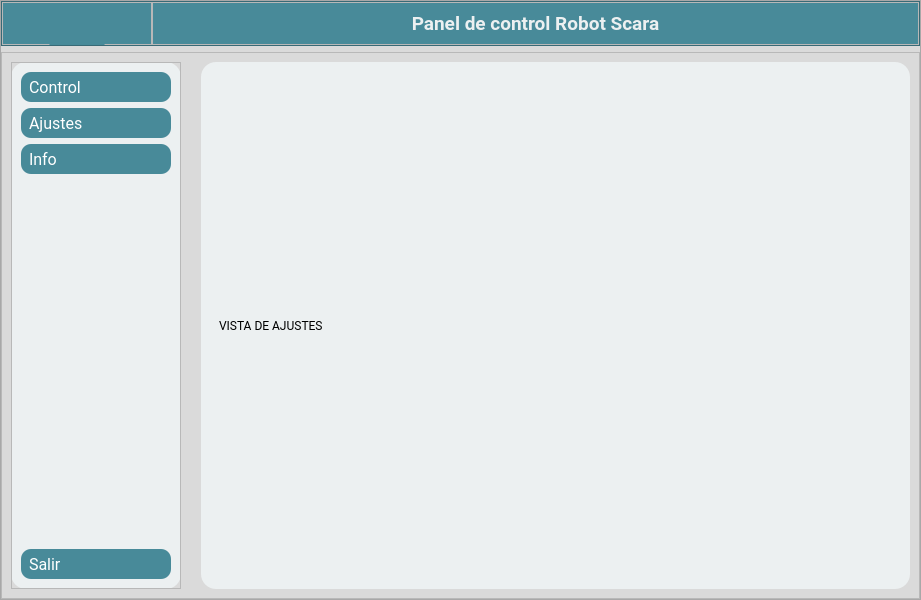
Above: mainwindow.ui from MrRocklion/SCARA_PROJECT before the change. Below: the same form after it.
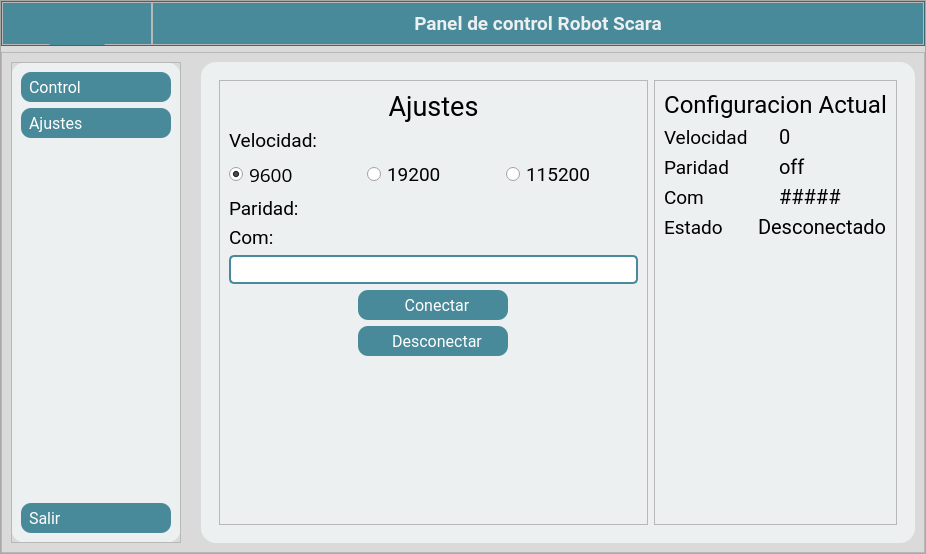
That is the form after the change. The open tabs and pages were chosen to show the change. Icons and pictures are not drawn.

Patch:
```diff
--- a/mainwindow.ui
+++ b/mainwindow.ui
@@ -6,8 +6,8 @@
    <rect>
     <x>0</x>
     <y>0</y>
-    <width>921</width>
-    <height>600</height>
+    <width>926</width>
+    <height>554</height>
    </rect>
   </property>
   <property name="windowTitle">
@@ -65,7 +65,17 @@
 	background-color: #138D75 ;
 }
 QTableWidget{
-	  border: 5px solid rgb(219, 174, 88);
+
+}
+QLineEdit{
+	border-radius: 5px;
+ 	border: 2px solid  rgb(72, 138, 153);
+}
+#conectar{
+	text-align: center;
+}
+#desconectar{
+	text-align: center;
 }
 
 
@@ -336,23 +346,6 @@
                   </property>
                  </widget>
                 </item>
-                <item>
-                 <widget class="QPushButton" name="op3">
-                  <property name="text">
-                   <string>Info</string>
-                  </property>
-                  <property name="icon">
-                   <iconset resource="assets.qrc">
-                    <normaloff>:/icons/icons/info.svg</normaloff>:/icons/icons/info.svg</iconset>
-                  </property>
-                  <property name="iconSize">
-                   <size>
-                    <width>25</width>
-                    <height>25</height>
-                   </size>
-                  </property>
-                 </widget>
-                </item>
                 <item>
                  <spacer name="verticalSpacer_2">
                   <property name="orientation">
@@ -706,10 +699,344 @@
                <widget class="QWidget" name="page2">
                 <layout class="QHBoxLayout" name="horizontalLayout_9">
                  <item>
-                  <widget class="QLabel" name="label_8">
-                   <property name="text">
-                    <string>VISTA DE AJUSTES</string>
+                  <widget class="QFrame" name="frame_7">
+                   <property name="frameShape">
+                    <enum>QFrame::StyledPanel</enum>
                    </property>
+                   <property name="frameShadow">
+                    <enum>QFrame::Raised</enum>
+                   </property>
+                   <layout class="QVBoxLayout" name="verticalLayout_3">
+                    <item>
+                     <layout class="QVBoxLayout" name="verticalLayout">
+                      <item>
+                       <widget class="QLabel" name="label_8">
+                        <property name="font">
+                         <font>
+                          <family>Roboto</family>
+                          <pointsize>20</pointsize>
+                         </font>
+                        </property>
+                        <property name="text">
+                         <string>Ajustes</string>
+                        </property>
+                        <property name="alignment">
+                         <set>Qt::AlignCenter</set>
+                        </property>
+                       </widget>
+                      </item>
+                      <item>
+                       <widget class="QLabel" name="label_12">
+                        <property name="font">
+                         <font>
+                          <family>Roboto</family>
+                          <pointsize>14</pointsize>
+                         </font>
+                        </property>
+                        <property name="text">
+                         <string>Velocidad:</string>
+                        </property>
+                       </widget>
+                      </item>
+                      <item>
+                       <layout class="QHBoxLayout" name="horizontalLayout_15">
+                        <item>
+                         <widget class="QRadioButton" name="baud1">
+                          <property name="font">
+                           <font>
+                            <family>Open Sans</family>
+                            <pointsize>14</pointsize>
+                           </font>
+                          </property>
+                          <property name="text">
+                           <string>9600</string>
+                          </property>
+                          <property name="checked">
+                           <bool>true</bool>
+                          </property>
+                         </widget>
+                        </item>
+                        <item>
+                         <widget class="QRadioButton" name="baud2">
+                          <property name="font">
+                           <font>
+                            <family>Roboto</family>
+                            <pointsize>14</pointsize>
+                           </font>
+                          </property>
+                          <property name="text">
+                           <string>19200</string>
+                          </property>
+                         </widget>
+                        </item>
+                        <item>
+                         <widget class="QRadioButton" name="baud3">
+                          <property name="font">
+                           <font>
+                            <family>Roboto</family>
+                            <pointsize>14</pointsize>
+                           </font>
+                          </property>
+                          <property name="text">
+                           <string>115200</string>
+                          </property>
+                         </widget>
+                        </item>
+                       </layout>
+                      </item>
+                      <item>
+                       <widget class="QLabel" name="label_13">
+                        <property name="font">
+                         <font>
+                          <family>Roboto</family>
+                          <pointsize>14</pointsize>
+                         </font>
+                        </property>
+                        <property name="text">
+                         <string>Paridad:</string>
+                        </property>
+                       </widget>
+                      </item>
+                      <item>
+                       <layout class="QHBoxLayout" name="paridad_container"/>
+                      </item>
+                      <item>
+                       <widget class="QLabel" name="label_15">
+                        <property name="font">
+                         <font>
+                          <family>Roboto</family>
+                          <pointsize>14</pointsize>
+                         </font>
+                        </property>
+                        <property name="text">
+                         <string>Com:</string>
+                        </property>
+                       </widget>
+                      </item>
+                      <item>
+                       <widget class="QLineEdit" name="puerto">
+                        <property name="font">
+                         <font>
+                          <pointsize>14</pointsize>
+                         </font>
+                        </property>
+                       </widget>
+                      </item>
+                      <item>
+                       <layout class="QHBoxLayout" name="horizontalLayout_19">
+                        <item>
+                         <widget class="QPushButton" name="conectar">
+                          <property name="maximumSize">
+                           <size>
+                            <width>150</width>
+                            <height>16777215</height>
+                           </size>
+                          </property>
+                          <property name="text">
+                           <string>Conectar</string>
+                          </property>
+                         </widget>
+                        </item>
+                       </layout>
+                      </item>
+                      <item>
+                       <layout class="QHBoxLayout" name="horizontalLayout_20">
+                        <item>
+                         <widget class="QPushButton" name="desconectar">
+                          <property name="maximumSize">
+                           <size>
+                            <width>150</width>
+                            <height>16777215</height>
+                           </size>
+                          </property>
+                          <property name="text">
+                           <string>Desconectar</string>
+                          </property>
+                         </widget>
+                        </item>
+                       </layout>
+                      </item>
+                      <item>
+                       <spacer name="verticalSpacer_4">
+                        <property name="orientation">
+                         <enum>Qt::Vertical</enum>
+                        </property>
+                        <property name="sizeHint" stdset="0">
+                         <size>
+                          <width>20</width>
+                          <height>40</height>
+                         </size>
+                        </property>
+                       </spacer>
+                      </item>
+                     </layout>
+                    </item>
+                   </layout>
+                  </widget>
+                 </item>
+                 <item>
+                  <widget class="QFrame" name="frame_6">
+                   <property name="frameShape">
+                    <enum>QFrame::StyledPanel</enum>
+                   </property>
+                   <property name="frameShadow">
+                    <enum>QFrame::Raised</enum>
+                   </property>
+                   <layout class="QVBoxLayout" name="verticalLayout_9">
+                    <item>
+                     <layout class="QVBoxLayout" name="verticalLayout_8">
+                      <item>
+                       <widget class="QLabel" name="label_17">
+                        <property name="font">
+                         <font>
+                          <family>Roboto</family>
+                          <pointsize>18</pointsize>
+                         </font>
+                        </property>
+                        <property name="text">
+                         <string>Configuracion Actual</string>
+                        </property>
+                        <property name="alignment">
+                         <set>Qt::AlignCenter</set>
+                        </property>
+                       </widget>
+                      </item>
+                      <item>
+                       <layout class="QHBoxLayout" name="horizontalLayout_16">
+                        <item>
+                         <widget class="QLabel" name="label_20">
+                          <property name="font">
+                           <font>
+                            <family>Roboto</family>
+                            <pointsize>14</pointsize>
+                           </font>
+                          </property>
+                          <property name="text">
+                           <string>Velocidad</string>
+                          </property>
+                         </widget>
+                        </item>
+                        <item>
+                         <widget class="QLabel" name="velocidad_ser">
+                          <property name="font">
+                           <font>
+                            <family>Roboto</family>
+                            <pointsize>15</pointsize>
+                           </font>
+                          </property>
+                          <property name="text">
+                           <string>0</string>
+                          </property>
+                         </widget>
+                        </item>
+                       </layout>
+                      </item>
+                      <item>
+                       <layout class="QHBoxLayout" name="horizontalLayout_17">
+                        <item>
+                         <widget class="QLabel" name="label_22">
+                          <property name="font">
+                           <font>
+                            <family>Roboto</family>
+                            <pointsize>14</pointsize>
+                           </font>
+                          </property>
+                          <property name="text">
+                           <string>Paridad</string>
+                          </property>
+                         </widget>
+                        </item>
+                        <item>
+                         <widget class="QLabel" name="parity_ser">
+                          <property name="font">
+                           <font>
+                            <family>Roboto</family>
+                            <pointsize>15</pointsize>
+                           </font>
+                          </property>
+                          <property name="text">
+                           <string>off</string>
+                          </property>
+                         </widget>
+                        </item>
+                       </layout>
+                      </item>
+                      <item>
+                       <layout class="QHBoxLayout" name="horizontalLayout_18">
+                        <item>
+                         <widget class="QLabel" name="label_24">
+                          <property name="font">
+                           <font>
+                            <family>Roboto</family>
+                            <pointsize>14</pointsize>
+                           </font>
+                          </property>
+                          <property name="text">
+                           <string>Com</string>
+                          </property>
+                         </widget>
+                        </item>
+                        <item>
+                         <widget class="QLabel" name="com_ser">
+                          <property name="font">
+                           <font>
+                            <family>Roboto</family>
+                            <pointsize>15</pointsize>
+                           </font>
+                          </property>
+                          <property name="text">
+                           <string>#####</string>
+                          </property>
+                         </widget>
+                        </item>
+                       </layout>
+                      </item>
+                      <item>
+                       <layout class="QHBoxLayout" name="horizontalLayout_21">
+                        <item>
+                         <widget class="QLabel" name="label_26">
+                          <property name="font">
+                           <font>
+                            <family>Roboto</family>
+                            <pointsize>14</pointsize>
+                           </font>
+                          </property>
+                          <property name="text">
+                           <string>Estado</string>
+                          </property>
+                         </widget>
+                        </item>
+                        <item>
+                         <widget class="QLabel" name="estado_ser">
+                          <property name="font">
+                           <font>
+                            <family>Roboto</family>
+                            <pointsize>15</pointsize>
+                           </font>
+                          </property>
+                          <property name="text">
+                           <string>Desconectado</string>
+                          </property>
+                         </widget>
+                        </item>
+                       </layout>
+                      </item>
+                      <item>
+                       <spacer name="verticalSpacer_5">
+                        <property name="orientation">
+                         <enum>Qt::Vertical</enum>
+                        </property>
+                        <property name="sizeHint" stdset="0">
+                         <size>
+                          <width>20</width>
+                          <height>40</height>
+                         </size>
+                        </property>
+                       </spacer>
+                      </item>
+                     </layout>
+                    </item>
+                   </layout>
                   </widget>
                  </item>
                 </layout>
```
Left out of the diff: 114 changed lines with no effect on the pictures.
